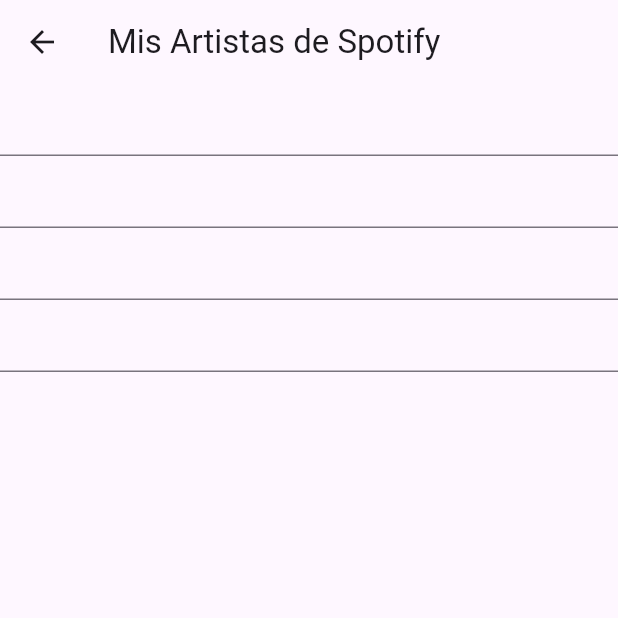
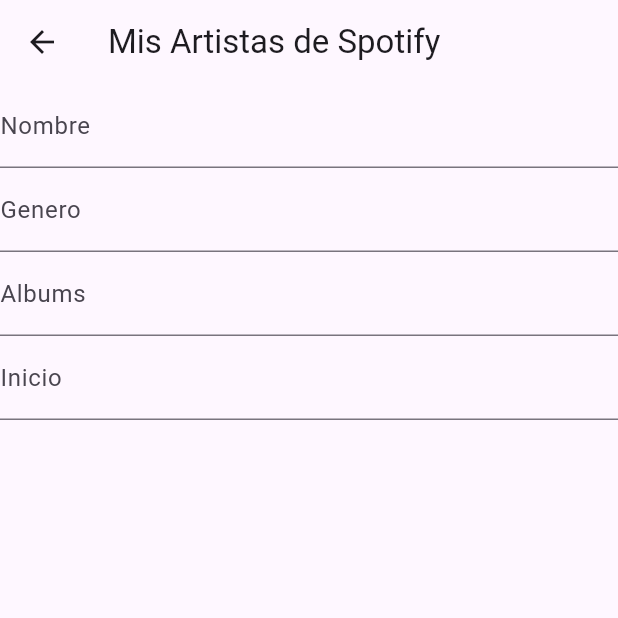
Before and after one commit to JJgithubUT/flutter_app_firebase_1, a Flutter app: the ArtistScreen screen opened directly, on a phone screen of 412 x 824 dp, the top half of it. Run offline on Flutter 3.47's test engine with Material 3 defaults, Android fonts, the phone set to English and light mode, and no system bars; our stand-ins replace cloud_firestore, firebase_core; accounts and stored records are empty.

Commit message:
10-3-25 2.1

```diff
--- a/lib/screens/artist_screen.dart
+++ b/lib/screens/artist_screen.dart
@@ -12,6 +12,10 @@
 class _ArtistScreenState extends State<ArtistScreen> {
 
   final CloudFirestoreService _cloudFirestoreService = CloudFirestoreService();
+  final TextEditingController _nombreController = TextEditingController();
+  final TextEditingController _generoController = TextEditingController();
+  final TextEditingController _inicioController = TextEditingController();
+  final TextEditingController _albumsController = TextEditingController();
 
 
   @override
@@ -23,16 +27,20 @@
       body: Column(
         children: [
           TextField(
-
+            controller: _nombreController,
+            decoration: const InputDecoration(labelText: 'Nombre'),
           ),
           TextField(
-
+            controller: _generoController,
+            decoration: const InputDecoration(labelText: 'Genero'),
           ),
           TextField(
-
+            controller: _albumsController,
+            decoration: const InputDecoration(labelText: 'Albums'),
           ),
           TextField(
-
+            controller: _inicioController,
+            decoration: const InputDecoration(labelText: 'Inicio'),
           ),
         ],
       ),
```
